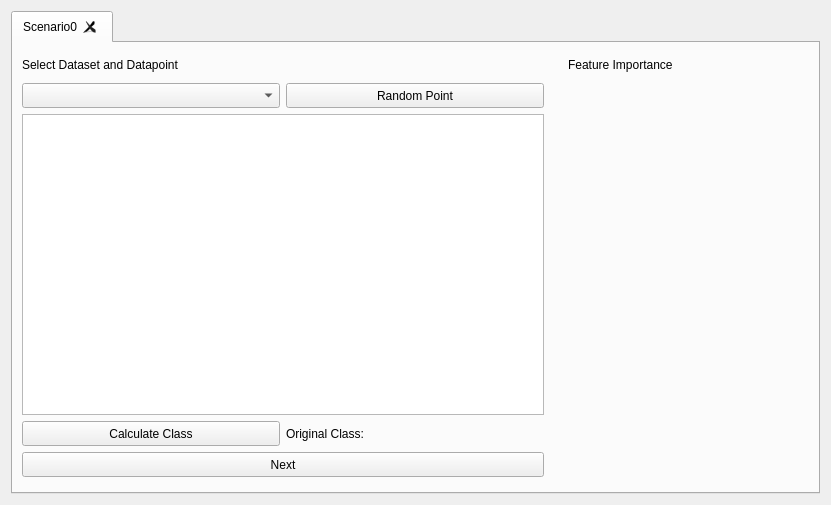
This is ui/uiIterable/CounterfactualInterface/CounterfactualIterable/CounterfactualInterfaceIterable.ui in vidalt/OCEAN as Qt 5 draws it before an edit. The edited form follows.
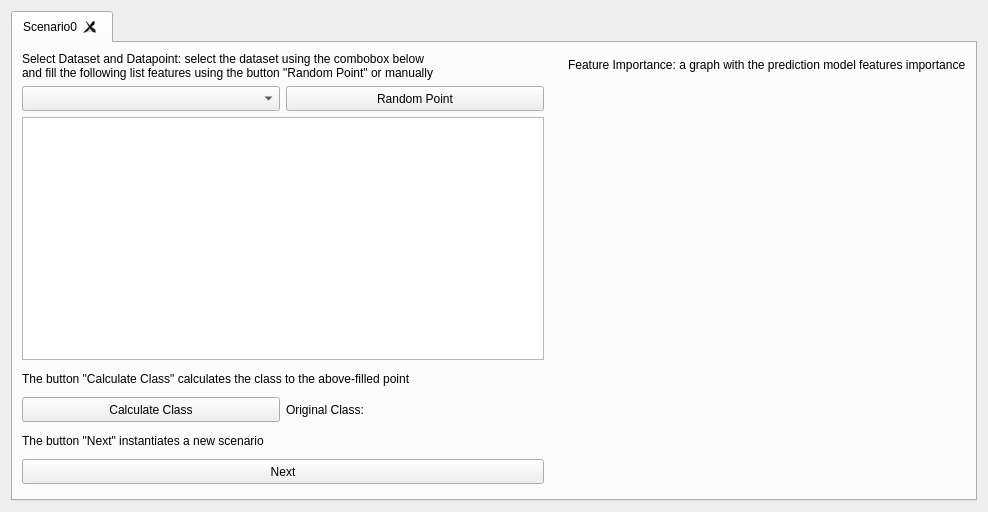
This is the edited form. Custom widgets are drawn as their Qt base class.

Commit message: implementing constraints over the model

```diff
--- a/ui/uiIterable/CounterfactualInterface/CounterfactualIterable/CounterfactualInterfaceIterable.ui
+++ b/ui/uiIterable/CounterfactualInterface/CounterfactualIterable/CounterfactualInterfaceIterable.ui
@@ -6,8 +6,8 @@
    <rect>
     <x>0</x>
     <y>0</y>
-    <width>831</width>
-    <height>505</height>
+    <width>951</width>
+    <height>512</height>
    </rect>
   </property>
   <property name="windowTitle">
@@ -80,11 +80,12 @@
             <property name="maximumSize">
              <size>
               <width>16777215</width>
-              <height>25</height>
+              <height>16777215</height>
              </size>
             </property>
             <property name="text">
-             <string>Select Dataset and Datapoint</string>
+             <string>Select Dataset and Datapoint: select the dataset using the combobox below 
+and fill the following list features using the button &quot;Random Point&quot; or manually</string>
             </property>
            </widget>
           </item>
@@ -132,6 +133,19 @@
           <item>
            <widget class="QListWidget" name="listWidgetSelectedPoint"/>
           </item>
+          <item>
+           <widget class="QLabel" name="labelClassInfo">
+            <property name="minimumSize">
+             <size>
+              <width>0</width>
+              <height>25</height>
+             </size>
+            </property>
+            <property name="text">
+             <string>The button &quot;Calculate Class&quot; calculates the class to the above-filled point</string>
+            </property>
+           </widget>
+          </item>
           <item>
            <widget class="QWidget" name="widget" native="true">
             <layout class="QHBoxLayout" name="horizontalLayout_9">
@@ -182,6 +196,19 @@
             </layout>
            </widget>
           </item>
+          <item>
+           <widget class="QLabel" name="labelNextInfo">
+            <property name="minimumSize">
+             <size>
+              <width>0</width>
+              <height>25</height>
+             </size>
+            </property>
+            <property name="text">
+             <string>The button &quot;Next&quot; instantiates a new scenario</string>
+            </property>
+           </widget>
+          </item>
           <item>
            <widget class="QPushButton" name="pushButtonNext">
             <property name="minimumSize">
@@ -240,7 +267,7 @@
              </size>
             </property>
             <property name="text">
-             <string>Feature Importance</string>
+             <string>Feature Importance: a graph with the prediction model features importance</string>
             </property>
            </widget>
           </item>
```
The commit also changes 13 other files.
